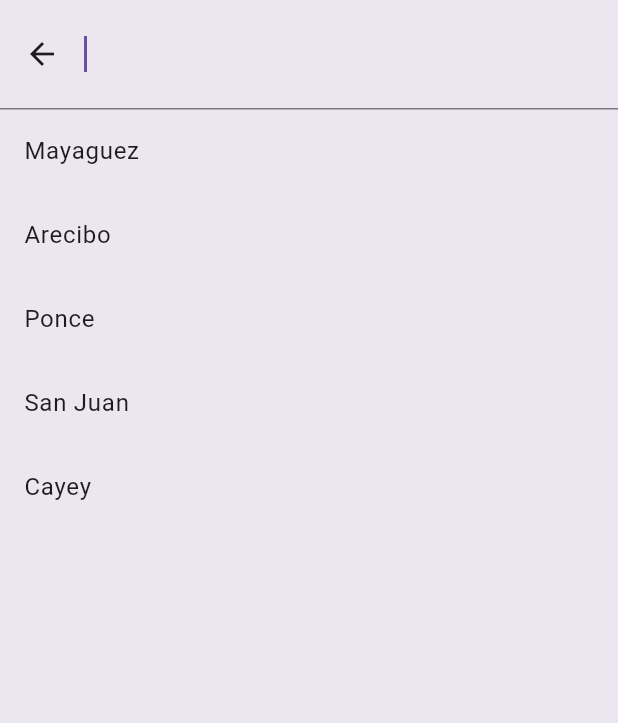
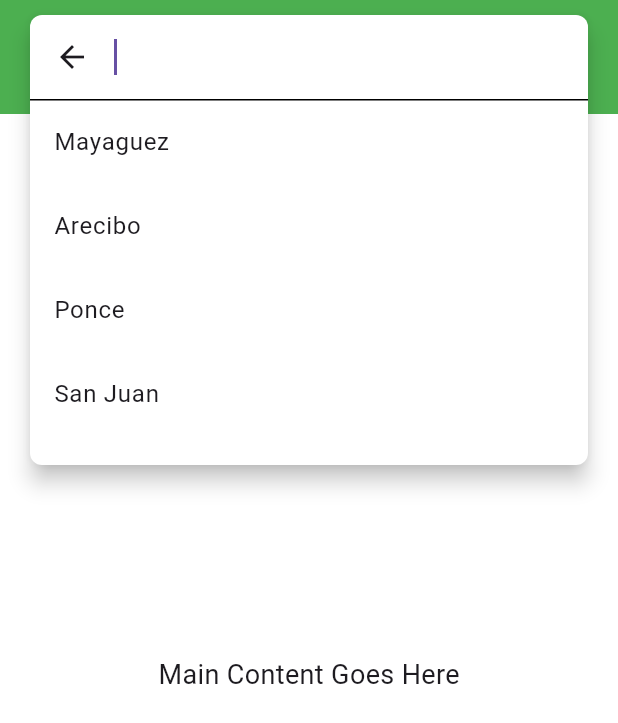
Before and after one commit to benjaminCMD/upr-housing, a Flutter app: the screen it shows once a user with an empty profile is signed in, after a tap on the "search" icon, on a phone screen of 412 x 824 dp. Shown: the top 723 px of the screen. Run offline on Flutter 3.47's test engine with Material 3 defaults, Android fonts, the phone set to English and light mode, and no system bars; our stand-ins replace cloud_firestore, firebase_auth, firebase_core; accounts and stored records are empty.

Commit message:
reworked the search bar

```diff
--- a/lib/components/my_searchbar.dart
+++ b/lib/components/my_searchbar.dart
@@ -8,31 +8,36 @@ class MySearchBar extends StatefulWidget {
 }
 
 class SearchBarState extends State<MySearchBar> {
+
   @override
   Widget build(BuildContext context) {
+    // final SearchController controller = SearchController();
     return Container(
               width: double.infinity,
               color: Color(0xFF4CAF50),
               padding: const EdgeInsets.symmetric(vertical: 10.0),
               child: Padding(
                 padding: const EdgeInsets.symmetric(horizontal: 20.0),
-                child: SearchAnchor(
-                  builder: (BuildContext context, SearchController controller) {
-                    return SearchBar(
-                      controller: controller,
-                      padding: const WidgetStatePropertyAll<EdgeInsets>(
-                        EdgeInsets.symmetric(horizontal: 15.0),
-                      ),
-                      onTap: () {
-                        controller.openView();
-                      },
-                      onChanged: (_) {
-                        controller.openView();
-                      },
-                      leading: const Icon(Icons.search, color: Colors.black), // Adjust icon color
-                      backgroundColor: const WidgetStatePropertyAll<Color>(Colors.white),
-                    );
-                  },
+                child: SearchAnchor.bar(
+                  barBackgroundColor: WidgetStateProperty.all(Colors.white),
+                  // shrinkWrap: false,
+                  // barElevation: WidgetStateProperty.all(6.0),
+                  isFullScreen: false,
+                  viewBackgroundColor: Colors.white,
+                  viewShape: RoundedRectangleBorder(
+                    borderRadius: BorderRadius.circular(8.0)
+                  ),
+                  barShape: WidgetStatePropertyAll(
+                    RoundedRectangleBorder(
+                      borderRadius: BorderRadius.circular(8.0)
+                      )
+                    ),
+                  // viewHeaderHeight: 100,
+                  // viewElevation: 100.0,
+                  viewConstraints: BoxConstraints(maxHeight: 300.0),
+
+                  dividerColor: Colors.black,
+
                   suggestionsBuilder: (BuildContext context, SearchController controller) {
 
                     final List<String> towns = ['Mayaguez', 'Arecibo', 'Ponce', 'San Juan', 'Cayey'];
```
